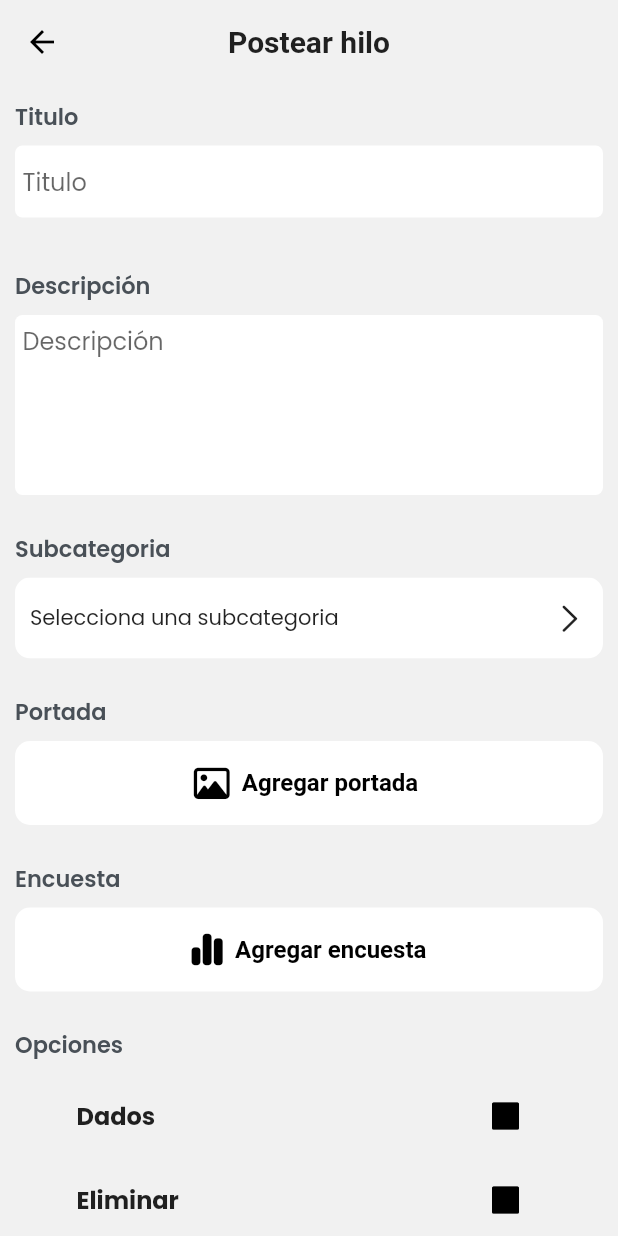
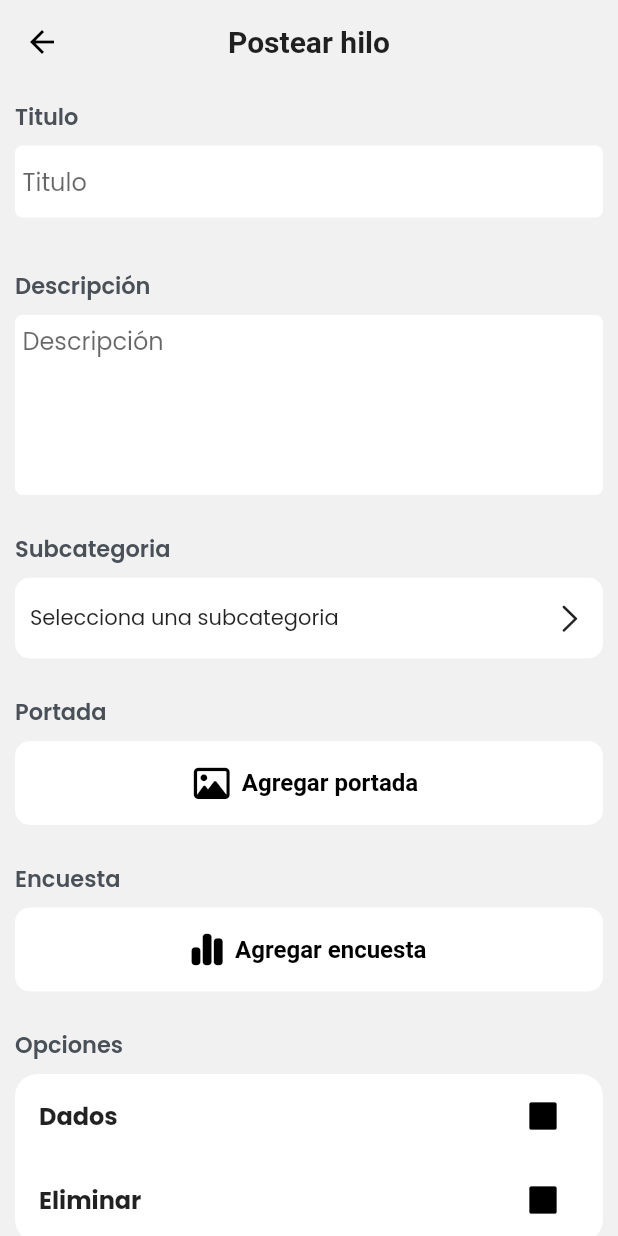
Before and after one commit to ZamasuEQTD/blog_app, a Flutter app: the PostearHiloScreen screen opened by its route, on a phone screen of 412 x 824 dp. Run offline on Flutter 3.47's test engine with Material 3 defaults, Android fonts, the phone set to English and light mode, and no system bars; our stand-ins replace bloc, chewie, dartz, dio, equatable, file_picker and 14 more; missing offline and left inert: signalr_netcore, video_compress; accounts and stored records are empty; network calls fail.

```diff
--- a/lib/src/lib/features/app/presentation/widgets/seleccionable/grupo_seleccionable.dart
+++ b/lib/src/lib/features/app/presentation/widgets/seleccionable/grupo_seleccionable.dart
@@ -36,6 +36,8 @@ class _SliverGrupoSeleccionable extends GrupoItemSeleccionable {
           color: Theme.of(context).colorScheme.onSurface,
           borderRadius: BorderRadius.circular(15),
         ),
+        sliver: SliverPadding(
+          padding: const EdgeInsets.all(10),
           sliver: SliverMainAxisGroup(
             slivers: [
               if (titulo != null)
@@ -55,6 +57,7 @@ class _SliverGrupoSeleccionable extends GrupoItemSeleccionable {
             ],
           ),
         ),
+      ),
     );
   }
 }
@@ -62,14 +65,18 @@ class _SliverGrupoSeleccionable extends GrupoItemSeleccionable {
 class _GrupoSeleccionable extends GrupoItemSeleccionable {
   final String? titulo;
   final List<Widget> seleccionables;
-  const _GrupoSeleccionable(
-      {super.key, this.titulo, required this.seleccionables})
-      : super._();
+  const _GrupoSeleccionable({
+    super.key,
+    this.titulo,
+    required this.seleccionables,
+  }) : super._();
 
   @override
   Widget build(BuildContext context) {
-    return Padding(
-      padding: const EdgeInsets.symmetric(horizontal: 25),
+    return ClipRRect(
+      borderRadius: BorderRadius.circular(15),
+      child: ColoredBox(
+        color: Theme.of(context).colorScheme.onSurface,
         child: Column(
           children: [
             if (titulo != null)
@@ -83,6 +90,7 @@ class _GrupoSeleccionable extends GrupoItemSeleccionable {
             ...seleccionables,
           ],
         ),
+      ),
     );
   }
 }
--- a/lib/src/lib/features/hilo/presentation/screens/hilo/logic/controllers/ver_hilo_controller.dart
+++ b/lib/src/lib/features/hilo/presentation/screens/hilo/logic/controllers/ver_hilo_controller.dart
@@ -114,6 +114,10 @@ class HiloController extends GetxController {
       return;
     }
     if (taggueos.length > 5) {
+      failure.value = const Failure(
+        code: "tag_limit",
+        descripcion: "No puedes tagguear más de 5 tags",
+      );
       return;
     }
 
--- a/lib/src/lib/features/home/presentation/screens/widgets/portada.dart
+++ b/lib/src/lib/features/home/presentation/screens/widgets/portada.dart
@@ -48,7 +48,8 @@ class _PortadaWidgetBone extends PortadaWidget {
 
   @override
   Widget build(BuildContext context) {
-    return ColoredBox(
+    return Skeletonizer(
+      child: ColoredBox(
         color: const Color(0xfff5f5f5),
         child: Padding(
           padding: const EdgeInsets.all(8),
@@ -76,6 +77,7 @@ class _PortadaWidgetBone extends PortadaWidget {
                 fontSize: 24,
               ),
             ],
+          ),
         ),
       ),
     );
```
Also changed, not shown: lib/src/lib/features/hilo/presentation/screens/hilo/hilo_screen.dart (+7 -1 lines), lib/src/lib/features/home/presentation/screens/home_screen.dart (+7 -1 lines). Lines whose indentation alone changed are shown as unchanged.
